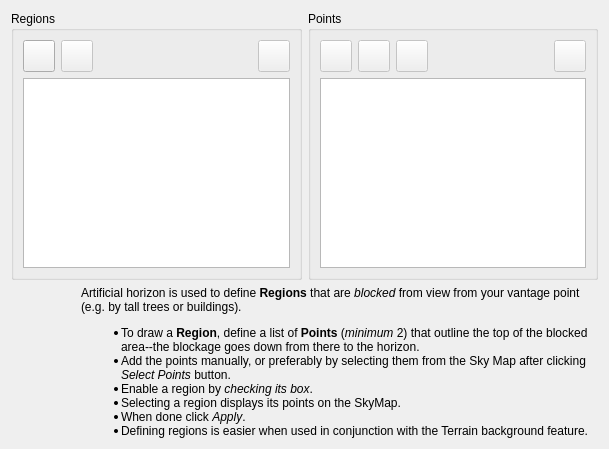
Above: kstars/tools/horizonmanager.ui from KDE/kstars before the change. Below: the same form after it.
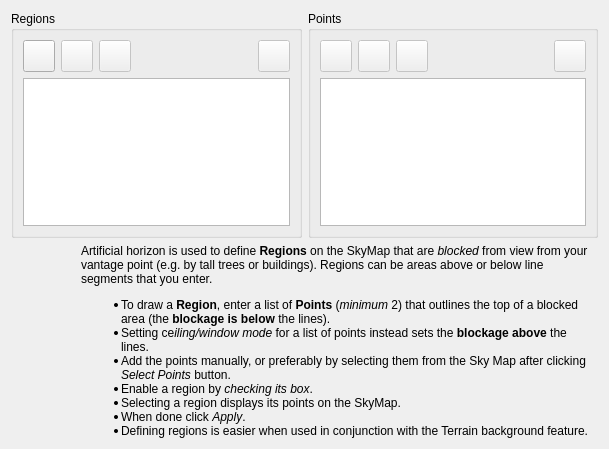
That is the form after the change.

Commit message: Refactor artificial horizon constraints. Add ceiling constraint. Add unit tests. Use Great circle.

The edit to the form file:
```diff
--- a/kstars/tools/horizonmanager.ui
+++ b/kstars/tools/horizonmanager.ui
@@ -71,6 +71,31 @@
             </property>
            </widget>
           </item>
+          <item>
+           <widget class="QPushButton" name="toggleCeilingB">
+            <property name="enabled">
+             <bool>false</bool>
+            </property>
+            <property name="minimumSize">
+             <size>
+              <width>32</width>
+              <height>32</height>
+             </size>
+            </property>
+            <property name="maximumSize">
+             <size>
+              <width>32</width>
+              <height>32</height>
+             </size>
+            </property>
+            <property name="toolTip">
+             <string>Toggle Ceiling</string>
+            </property>
+            <property name="text">
+             <string/>
+            </property>
+           </widget>
+          </item>
           <item>
            <spacer name="horizontalSpacer">
             <property name="orientation">
@@ -303,7 +328,7 @@
      <item>
       <widget class="QLabel" name="label">
        <property name="text">
-        <string>&lt;html&gt;&lt;head/&gt;&lt;body&gt;Artificial horizon is used to define &lt;span style=&quot; font-weight:600;&quot;&gt;Regions&lt;/span&gt; that are &lt;span style=&quot; font-style:italic;&quot;&gt;blocked&lt;/span&gt; from view from your vantage point (e.g. by tall trees or buildings). &lt;ul&gt;&lt;li&gt; To draw a &lt;span style=&quot; font-weight:600;&quot;&gt;Region&lt;/span&gt;, define a list of &lt;span style=&quot; font-weight:600;&quot;&gt;Points&lt;/span&gt; (&lt;span style=&quot; font-style:italic;&quot;&gt;minimum&lt;/span&gt; 2) that outline the top of the blocked area--the blockage goes down from there to the horizon. &lt;/li&gt;&lt;li&gt; Add the points manually, or preferably by selecting them from the Sky Map after clicking &lt;span style=&quot; font-style:italic;&quot;&gt;Select Points&lt;/span&gt; button. &lt;/li&gt;&lt;li&gt;Enable a region by &lt;span style=&quot; font-style:italic;&quot;&gt;checking its box&lt;/span&gt;. &lt;/li&gt;&lt;li&gt;Selecting a region displays its points on the SkyMap. &lt;/li&gt;&lt;li&gt;When done click &lt;span style=&quot; font-style:italic;&quot;&gt;Apply&lt;/span&gt;.&lt;/li&gt;&lt;li&gt;Defining regions is easier when used in conjunction with the Terrain background feature.&lt;/li&gt;&lt;/ul&gt;&lt;/body&gt;&lt;/html&gt;</string>
+        <string>&lt;html&gt;&lt;head/&gt;&lt;body&gt;&lt;p&gt;Artificial horizon is used to define &lt;span style=&quot; font-weight:600;&quot;&gt;Regions&lt;/span&gt; on the SkyMap that are &lt;span style=&quot; font-style:italic;&quot;&gt;blocked&lt;/span&gt; from view from your vantage point (e.g. by tall trees or buildings). Regions can be areas above or below line segments that you enter. &lt;/p&gt;&lt;ul style=&quot;margin-top: 0px; margin-bottom: 0px; margin-left: 0px; margin-right: 0px; -qt-list-indent: 1;&quot;&gt;&lt;li style=&quot; margin-top:12px; margin-bottom:0px; margin-left:0px; margin-right:0px; -qt-block-indent:0; text-indent:0px;&quot;&gt;To draw a &lt;span style=&quot; font-weight:600;&quot;&gt;Region&lt;/span&gt;, enter a list of &lt;span style=&quot; font-weight:600;&quot;&gt;Points&lt;/span&gt; (&lt;span style=&quot; font-style:italic;&quot;&gt;minimum&lt;/span&gt; 2) that outlines the top of a blocked area (the &lt;span style=&quot; font-weight:600;&quot;&gt;blockage is below&lt;/span&gt; the lines).&lt;/li&gt;&lt;ul style=&quot;margin-top: 0px; margin-bottom: 0px; margin-left: 0px; margin-right: 0px; -qt-list-indent: 1;&quot;&gt;&lt;li style=&quot; margin-top:0px; margin-bottom:0px; margin-left:0px; margin-right:0px; -qt-block-indent:0; text-indent:0px;&quot;&gt;Setting ce&lt;span style=&quot; font-style:italic;&quot;&gt;iling/window mode&lt;/span&gt; for a list of points instead sets the &lt;span style=&quot; font-weight:600;&quot;&gt;blockage above&lt;/span&gt; the lines.&lt;/li&gt;&lt;li style=&quot; margin-top:0px; margin-bottom:0px; margin-left:0px; margin-right:0px; -qt-block-indent:0; text-indent:0px;&quot;&gt;Add the points manually, or preferably by selecting them from the Sky Map after clicking &lt;span style=&quot; font-style:italic;&quot;&gt;Select Points&lt;/span&gt; button. &lt;/li&gt;&lt;/ul&gt;&lt;li style=&quot; margin-top:0px; margin-bottom:0px; margin-left:0px; margin-right:0px; -qt-block-indent:0; text-indent:0px;&quot;&gt;Enable a region by &lt;span style=&quot; font-style:italic;&quot;&gt;checking its box&lt;/span&gt;. &lt;/li&gt;&lt;li style=&quot; margin-top:0px; margin-bottom:0px; margin-left:0px; margin-right:0px; -qt-block-indent:0; text-indent:0px;&quot;&gt;Selecting a region displays its points on the SkyMap. &lt;/li&gt;&lt;li style=&quot; margin-top:0px; margin-bottom:0px; margin-left:0px; margin-right:0px; -qt-block-indent:0; text-indent:0px;&quot;&gt;When done click &lt;span style=&quot; font-style:italic;&quot;&gt;Apply&lt;/span&gt;.&lt;/li&gt;&lt;li style=&quot; margin-top:0px; margin-bottom:12px; margin-left:0px; margin-right:0px; -qt-block-indent:0; text-indent:0px;&quot;&gt;Defining regions is easier when used in conjunction with the Terrain background feature.&lt;/li&gt;&lt;/ul&gt;&lt;/body&gt;&lt;/html&gt;</string>
        </property>
        <property name="wordWrap">
         <bool>true</bool>
```
The commit also changes 13 other files.
